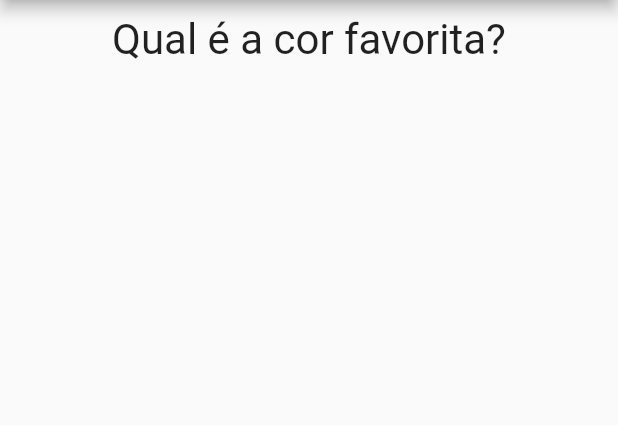
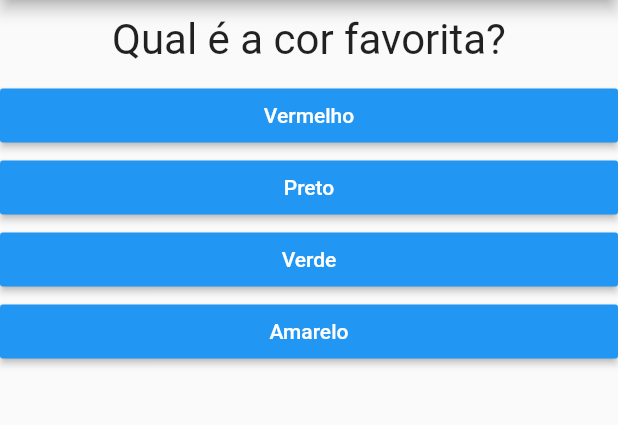
Before and after one commit to wellingtonengps/quiz-flutter, a Flutter app: the screen it shows after launch, on a phone screen of 412 x 824 dp, the part 84-509 px from its top. Run offline on Flutter 3.47's test engine with Material 2 defaults, Android fonts, the phone set to English and light mode, and no system bars.

Commit message:
Pontuação no widget resultado

```diff
--- a/lib/main.dart
+++ b/lib/main.dart
@@ -1,69 +1,73 @@
 import 'package:flutter/material.dart';
-import 'package:quiz/questao.dart';
-import 'package:quiz/resposta.dart';
+import 'package:quiz/questionario.dart';
+import 'package:quiz/resultado.dart';
 
 main() => runApp(PerguntaApp());
 
 class _PerguntaAppState extends State<PerguntaApp> {
-  void respoder() {
-    setState(() {
-      perguntaSelecionada++;
-    });
-    print(perguntaSelecionada);
-  }
-
   var perguntaSelecionada = 0;
 
-  @override
-  Widget build(BuildContext context) {
-    final List<Map<String, Object>> perguntas = [
+  var pontuacaoTotal = 0;
+
+  final perguntas = const [
     {
       'texto': 'Qual é a cor favorita?',
       'respostas': [
-          'Preto',
-          'Vermelho',
-          'Verde',
-          'Amarelo',
+        {'texto': 'Vermelho', 'pontuação': 5},
+        {'texto': 'Preto', 'pontuação': 10},
+        {'texto': 'Verde', 'pontuação': 5},
+        {'texto': 'Amarelo', 'pontuação': 5},
       ],
     },
     {
       'texto': 'Qual é o animal favorito?',
       'respostas': [
-          'Cachorro',
-          'Gato',
-          'Papagaio',
-          'Águia',
+        {'texto': 'Cachorro', 'pontuação': 5},
+        {'texto': 'Gato', 'pontuação': 10},
+        {'texto': 'Papagaio', 'pontuação': 5},
+        {'texto': 'Águia', 'pontuação': 10},
       ],
     },
     {
       'texto': 'Qual é a músiva favorito?',
       'respostas': [
-          'Slow Dancing in Dark',
-          'Phograph',
-          'all of me',
-          'Monster',
+        {'texto': 'Slow Dancing in Dark', 'pontuação': 5},
+        {'texto': 'Phograph', 'pontuação': 10},
+        {'texto': 'all of me', 'pontuação': 5},
+        {'texto': 'Monster', 'pontuação': 10},
       ],
     },
   ];
 
-    List<Widget> respostas = [];
-
-    for (String textoResp in perguntas[perguntaSelecionada]['respostas']) {
-      respostas.add(Resposta(textoResp, respoder));
+  void responder(int pontuacao) {
+    if (temPerguntasSelecionadas) {
+      setState(() {
+        perguntaSelecionada++;
+        pontuacaoTotal += pontuacao;
+      });
+    }
+    print(pontuacaoTotal);
   }
 
+  bool get temPerguntasSelecionadas {
+    return perguntaSelecionada < perguntas.length;
+  }
+
+  @override
+  Widget build(BuildContext context) {
     return MaterialApp(
       home: Scaffold(
         appBar: AppBar(
           centerTitle: true,
           title: Text('Sobre Wellington Responda'),
         ),
-        body: Column(
-          children: [
-            Questao(perguntas[perguntaSelecionada]['texto']),
-            ...respostas,
-          ],
-        ),
+        body: temPerguntasSelecionadas
+            ? Questionario(
+                perguntaSelecionada: perguntaSelecionada,
+                perguntas: perguntas,
+                quandoResponder: responder,
+              )
+            : Resultado(pontuacaoTotal: pontuacaoTotal),
       ),
     );
   }
--- /dev/null
+++ b/lib/questionario.dart
@@ -0,0 +1,39 @@
+import 'package:flutter/material.dart';
+import 'package:quiz/questao.dart';
+import 'package:quiz/resposta.dart';
+
+class Questionario extends StatelessWidget {
+  final List<Map<String, Object>> perguntas;
+  final int perguntaSelecionada;
+  final void Function(int) quandoResponder;
+
+  Questionario({
+    @required this.perguntas,
+    @required this.perguntaSelecionada,
+    @required this.quandoResponder,
+  });
+
+  bool get temPerguntasSelecionadas {
+    return perguntaSelecionada < perguntas.length;
+  }
+
+  @override
+  Widget build(BuildContext context) {
+    List<Map<String, Object>> respostas =
+        temPerguntasSelecionadas //lê a lista de strings
+            ? perguntas[perguntaSelecionada]['respostas']
+            : null;
+
+    return Column(
+      children: [
+        Questao(perguntas[perguntaSelecionada]['texto']),
+        ...respostas.map((resp) {
+          return Resposta(
+            resp['texto'],
+            () => quandoResponder(resp['pontuação']),
+          );
+        }).toList(), //tranforma lsita de string em lista de widgets
+      ],
+    );
+  }
+}
--- /dev/null
+++ b/lib/resultado.dart
@@ -0,0 +1,32 @@
+import 'package:flutter/material.dart';
+
+class Resultado extends StatelessWidget {
+  final int pontuacaoTotal;
+
+  Resultado({
+    @required this.pontuacaoTotal,
+  });
+
+  String get fraseResultado {
+    if (pontuacaoTotal == 0) {
+      return 'Pontuação: $pontuacaoTotal \n Vish, sabe nada em!';
+    } else if (pontuacaoTotal == 10) {
+      return 'Só uma kkkk';
+    } else if (pontuacaoTotal == 20) {
+      return 'Tá na média irmão';
+    } else {
+      return 'Peferct !!!';
+    }
+  }
+
+  @override
+  Widget build(BuildContext context) {
+    return Center(
+      child: Text(
+        fraseResultado,
+        textAlign: TextAlign.center,
+        style: TextStyle(fontSize: 30),
+      ),
+    );
+  }
+}
```
Lines whose indentation alone changed are shown as unchanged.
